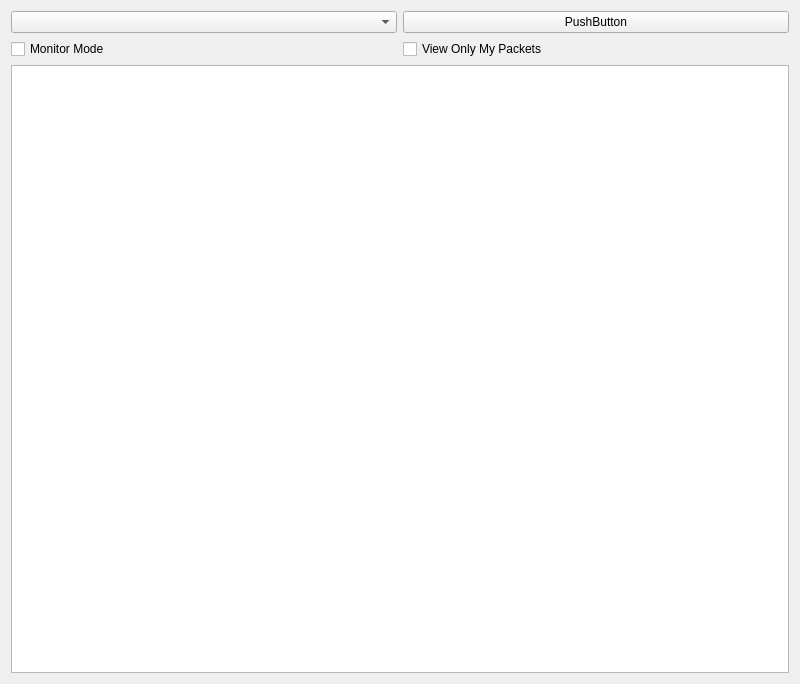
This is widget.ui in Vak-kas/Pcap-Android-macOS-Crossbuild as Qt 5 draws it before an edit. The edited form follows.
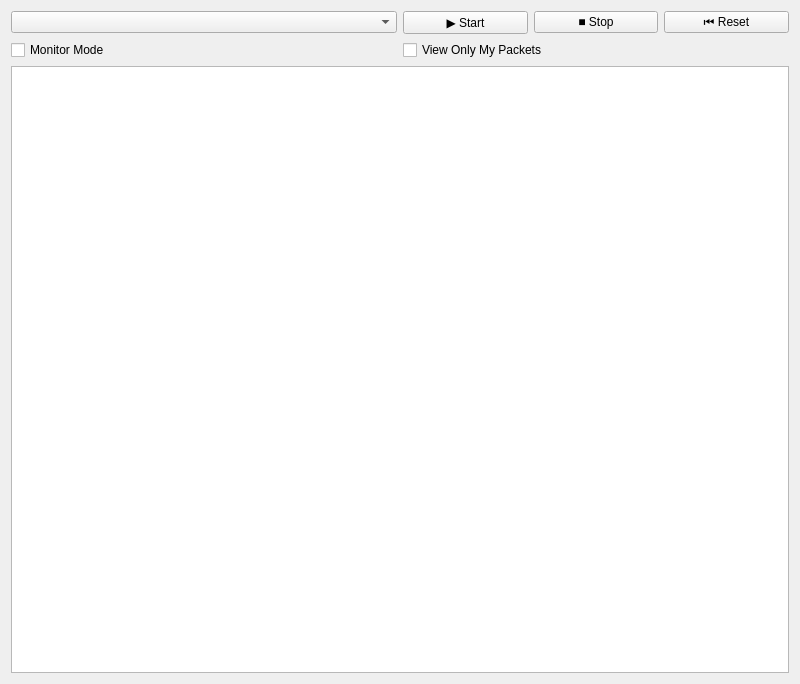
This is the edited form. Custom widgets are drawn as their Qt base class.

Commit message: feat : 패킷 컨트롤 버튼 생성

Diff of the .ui file:
```diff
--- a/widget.ui
+++ b/widget.ui
@@ -20,17 +20,29 @@
       <widget class="NicComboBox" name="nicComboBox"/>
      </item>
      <item>
-      <widget class="QPushButton" name="pushButton_3">
-       <property name="sizePolicy">
-        <sizepolicy hsizetype="Preferred" vsizetype="Fixed">
-         <horstretch>0</horstretch>
-         <verstretch>0</verstretch>
-        </sizepolicy>
-       </property>
+      <layout class="QHBoxLayout" name="horizontalLayout">
+       <item>
+        <widget class="QPushButton" name="startButton">
+         <property name="text">
+          <string>▶ Start</string>
+         </property>
+        </widget>
+       </item>
+       <item>
+        <widget class="QPushButton" name="stopButton">
        <property name="text">
-        <string>PushButton</string>
-       </property>
-      </widget>
+          <string>■ Stop</string>
+         </property>
+        </widget>
+       </item>
+       <item>
+        <widget class="QPushButton" name="resetButton">
+         <property name="text">
+          <string>⏮ Reset</string>
+         </property>
+        </widget>
+       </item>
+      </layout>
      </item>
     </layout>
    </item>
```
Lines whose indentation alone changed are shown as unchanged.
